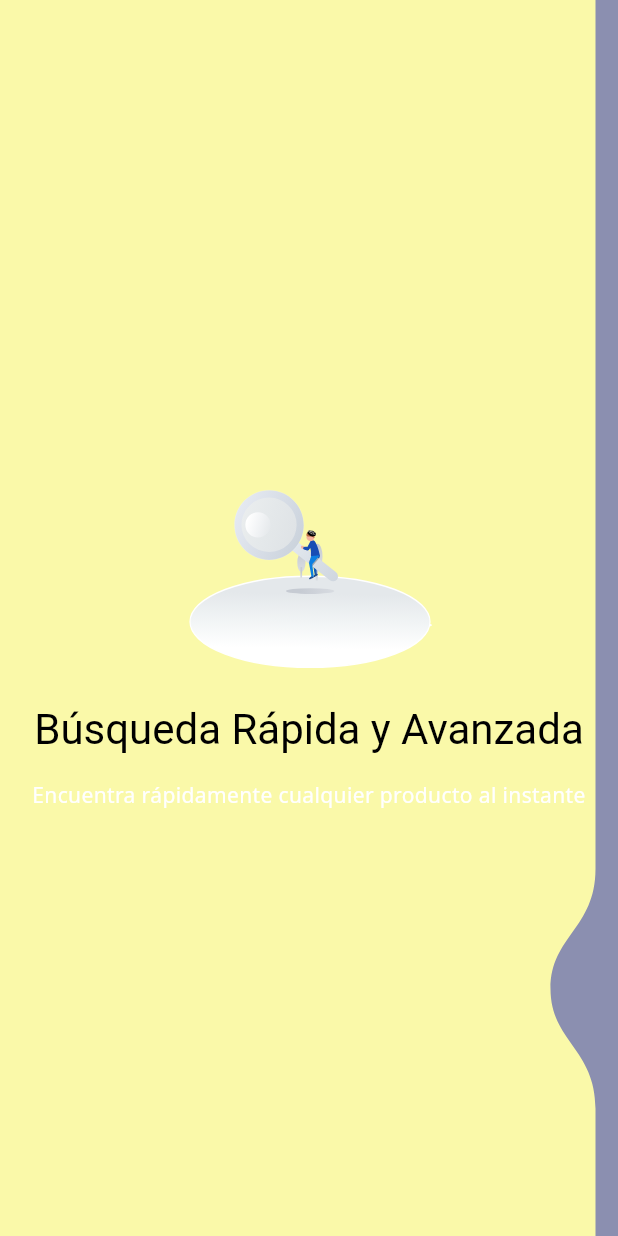
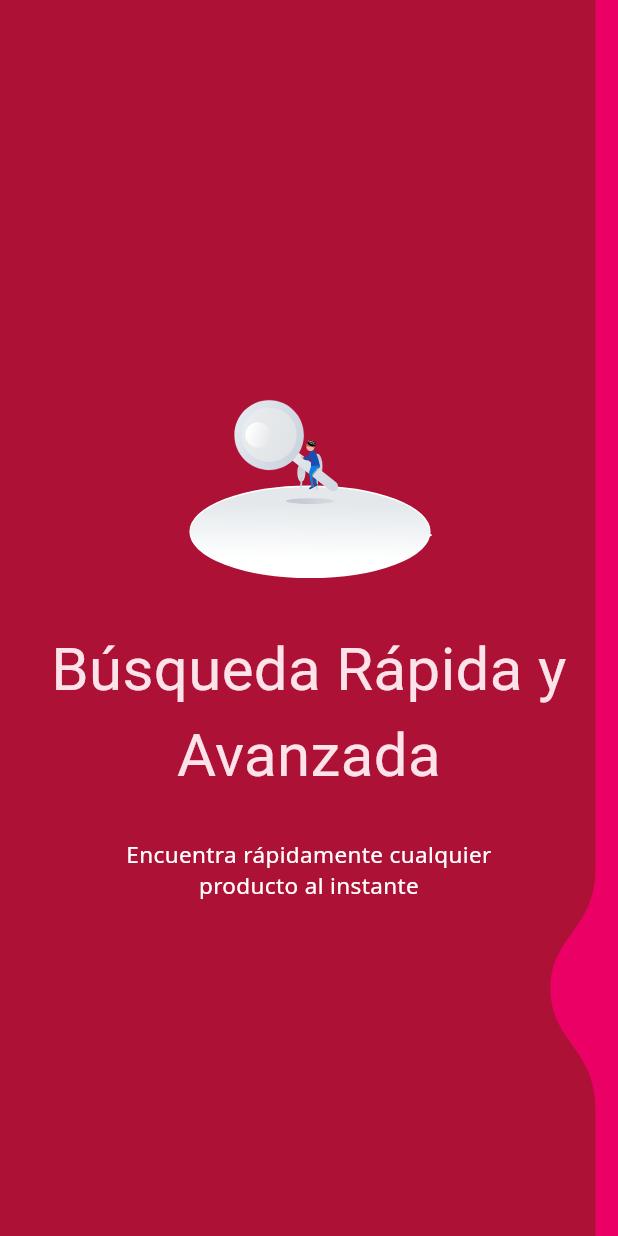
Before and after one commit to ISC-UPA/2024-3-ISC06-01-Sistema-de-Inventario, a Flutter app: the screen it shows after launch, swiped to page 4, on a phone screen of 412 x 824 dp. Run offline on Flutter 3.47's test engine with Material 3 defaults, Android fonts, the light colour scheme and no system bars; drawn by our look-alikes of liquid_swipe; our stand-ins replace google_fonts, lottie, shared_preferences; missing offline and left inert: dartdap; Roboto replaces fonts that are missing (Modak); project files that could hold a hidden picture were left out.

Commit message:
COMPLET SCREEN-SLIDE

```diff
--- a/frontend/lib/responsive/mobile/swipe_intro.dart
+++ b/frontend/lib/responsive/mobile/swipe_intro.dart
@@ -7,51 +7,108 @@ Widget buildMobileBody(BuildContext context, IntroData pageData) {
   return Center(
     child: Column(
       mainAxisAlignment: MainAxisAlignment.center,
+      crossAxisAlignment: CrossAxisAlignment.center,
       children: [
         // Animación Lottie
         Lottie.asset(pageData.lottie, width: 200, height: 200),
 
-        // Título
-        Text(
+        // Título completamente centrado
+        Padding(
+          padding: const EdgeInsets.all(10),
+          child: Align(
+            alignment: Alignment.center, // Alinea el texto en el centro
+            child: Text(
               pageData.title,
+              textAlign: TextAlign.center, // Centra el texto dentro del widget
               style: GoogleFonts.modak(
-            textStyle: Theme.of(context).textTheme.headlineMedium?.copyWith(color: pageData.titleColor) ??
-                       TextStyle(fontSize: 24, color: pageData.titleColor), // Estilo por defecto si headlineMedium es null
+                textStyle: TextStyle(
+                  fontSize: pageData.isLast ? 30 : 40,
+                  color: pageData.titleColor,
                 ),
               ),
-
-        // Descripción
-        Padding(
-          padding: const EdgeInsets.all(16.0),
-          child: Text(
-            pageData.description,
-            textAlign: TextAlign.center,
-            style: GoogleFonts.notoSans(
-              textStyle: TextStyle(color: pageData.subColor),
             ),
           ),
         ),
 
+
+        // Descripción centrada y con un ancho del 70% de la pantalla
+        Padding(
+          padding: const EdgeInsets.all(16.0),
+          child: SizedBox(
+            width: MediaQuery.of(context).size.width * 0.7, // 70% del ancho de la pantalla
+            child: Text(
+              pageData.description,
+              textAlign: TextAlign.center, // Centrar el texto de la descripción
+              style: GoogleFonts.notoSans(
+                textStyle: TextStyle(color: pageData.subColor, fontSize: 15),
+              ),
+            ),
+          ),
+        ),
+
+
         // Botón y Checkbox en la última página
         if (pageData.isLast)
           Column(
+            mainAxisAlignment: MainAxisAlignment.center,
             children: [
-              ElevatedButton(
+
+              // Botón estilizado
+              SizedBox(
+                width: MediaQuery.of(context).size.width * 0.6, // 60% del ancho de la pantalla
+                child: ElevatedButton(
+                  style: ElevatedButton.styleFrom(
+                    padding: const EdgeInsets.symmetric(vertical: 16), // Alto del botón
+                    shape: RoundedRectangleBorder(
+                      borderRadius: BorderRadius.circular(30), // Bordes redondeados
+                    ),
+                    backgroundColor: Colors.redAccent, // Color de fondo del botón
+                  ),
                   onPressed: () {
                     Navigator.pushReplacementNamed(context, '/login');
                   },
-                child: const Text("Iniciar sesión"),
+                  child: Text(
+                    "Iniciar sesión",
+                    style: GoogleFonts.notoSans(
+                      fontSize: 18,
+                      color: Colors.white, // Color del texto en el botón
+                      fontWeight: FontWeight.w600,
                     ),
-              CheckboxListTile(
-                title: Text("Mostrar de nuevo", style: GoogleFonts.notoSans(textStyle: TextStyle(color: pageData.subColor))),
-                value: true, // Aquí puedes conectar esto a preferencias con SharedPreferences
+                  ),
+                ),
+              ),
+
+              const SizedBox(height: 20),
+
+              // Checkbox estilizado
+              Row(
+                mainAxisAlignment: MainAxisAlignment.center,
+                children: [
+                  Checkbox(
+                    activeColor: Colors.redAccent, // Color del checkbox
+                    value: true, // Conectar con preferencias si es necesario
                     onChanged: (bool? value) {
                       // lógica para guardar preferencia
                     },
+                  ),
+                  GestureDetector(
+                    onTap: () {
+                      // lógica para cambiar el estado del checkbox
+                    },
+                    child: Text(
+                      "Mostrar de nuevo",
+                      style: GoogleFonts.notoSans(
+                        fontSize: 16,
+                        color: pageData.subColor, // Color del texto del checkbox
+                      ),
+                    ),
                   ),
                 ],
               ),
             ],
           ),
+
+      ],
+    ),
   );
 }
```
Also changed, not shown: frontend/assets/intro_data/intro.json (+18 -18 lines). Lines whose indentation alone changed are shown as unchanged.
